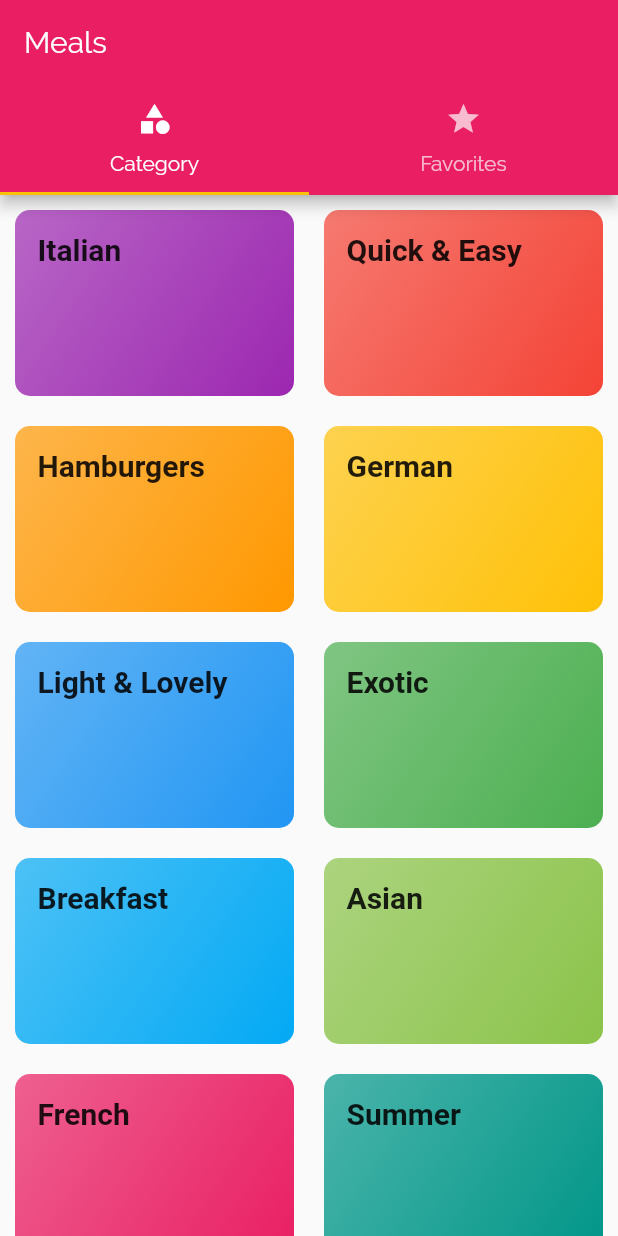
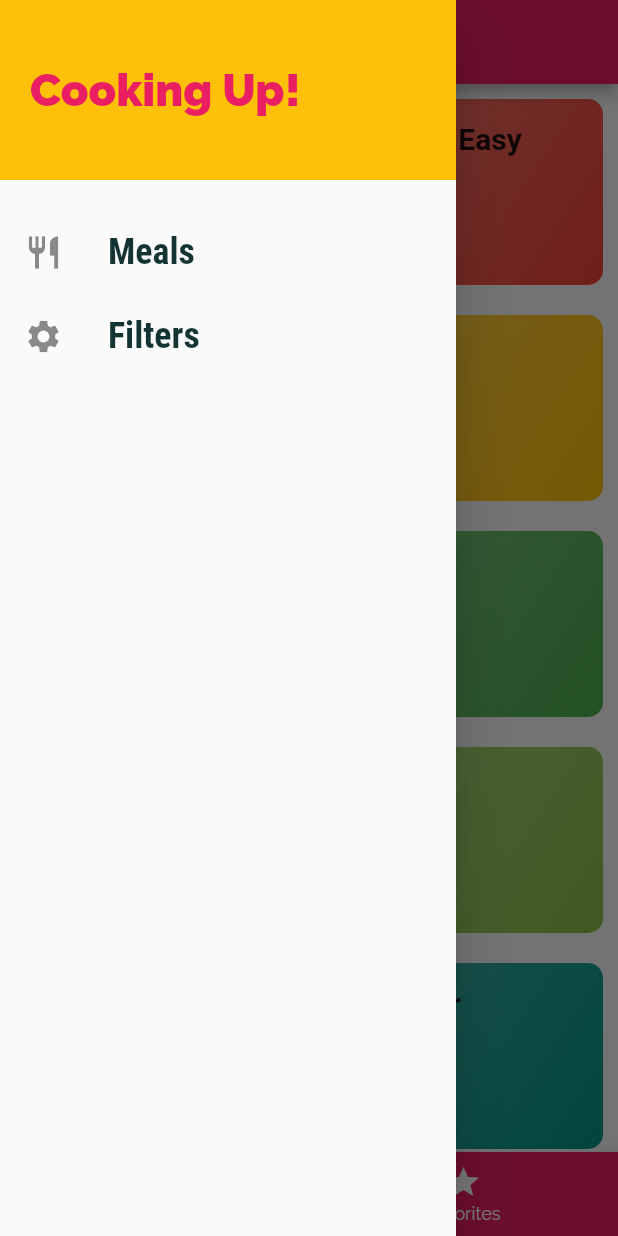
Before and after one commit to BishalN/MealsApp, a Flutter app: the screen it shows after launch, with the side drawer open (before the commit the screen has no drawer), on a phone screen of 412 x 824 dp. Run offline on Flutter 3.47's test engine with Material 2 defaults, Android fonts, the phone set to English and light mode, and no system bars; Roboto replaces fonts that are missing (RobotoCondenesed).

Commit message:
Navigation last phase

```diff
--- a/lib/main.dart
+++ b/lib/main.dart
@@ -1,5 +1,8 @@
 import 'package:flutter/material.dart';
 
+import './dummy_data.dart';
+import './models/meals.dart';
+import 'screens/filter_screen.dart';
 import 'screens/tabs_screen.dart';
 import 'screens/category_meals_screen.dart';
 import 'screens/meal_detail_screen.dart';
@@ -8,7 +11,43 @@ void main() {
   runApp(MyApp());
 }
 
-class MyApp extends StatelessWidget {
+class MyApp extends StatefulWidget {
+  @override
+  _MyAppState createState() => _MyAppState();
+}
+
+class _MyAppState extends State<MyApp> {
+  Map<String, bool> _filters = {
+    'gluten': false,
+    'vegan': false,
+    'lactose': false,
+    'vegetarian': false
+  };
+
+  List<Meal> availableMeals = DUMMY_MEALS;
+
+  void _setFilters(Map<String, bool> filterData) {
+    setState(() {
+      _filters = filterData;
+      List<Meal> mymeal = availableMeals.where((meal) {
+        if (_filters['gluten'] && !meal.isGlutenFree) {
+          return false;
+        }
+        if (_filters['vegan'] && !meal.isVegan) {
+          return false;
+        }
+        if (_filters['vegetarian'] && !meal.isVegetarian) {
+          return false;
+        }
+        if (_filters['lactose'] && !meal.isLactoseFree) {
+          return false;
+        }
+        return true;
+      }).toList();
+      print(mymeal.last);
+    });
+  }
+
   @override
   Widget build(BuildContext context) {
     return MaterialApp(
@@ -25,10 +64,13 @@ class MyApp extends StatelessWidget {
                   fontFamily: 'RobotoCondenesed',
                   fontSize: 20,
                   fontWeight: FontWeight.bold))),
-      home: TabsScreen(),
+      // home: TabsScreen(), THIS IS DONE  BY /
       routes: {
-        CategoryMealsScreen.routeName: (ctx) => CategoryMealsScreen(),
+        '/': (ctx) => TabsScreen(),
+        CategoryMealsScreen.routeName: (ctx) =>
+            CategoryMealsScreen(availableMeals),
         MealDetailScreen.routeName: (ctx) => MealDetailScreen(),
+        FilterScreen.routName: (ctx) => FilterScreen(_filters, _setFilters),
       },
       // onGenerateRoute: (settings) {
       //   print(settings.arguments);
--- a/lib/screens/favorite_screen.dart
+++ b/lib/screens/favorite_screen.dart
@@ -4,7 +4,7 @@ class FavoriteScreen extends StatelessWidget {
   @override
   Widget build(BuildContext context) {
     return Center(
-      child: Text('This is the Fav Screen '),
+      child: Text('You\'ve don\'t  have any favourite start adding some!'),
     );
   }
 }
--- a/lib/screens/tabs_screen.dart
+++ b/lib/screens/tabs_screen.dart
@@ -1,5 +1,6 @@
 import 'package:flutter/material.dart';
 
+import '../widgets/main_drawer.dart';
 import './categories_screen.dart';
 import './favorite_screen.dart';
 
@@ -9,30 +10,37 @@ class TabsScreen extends StatefulWidget {
 }
 
 class _TabsScreenState extends State<TabsScreen> {
+  final List<Map<String, Object>> _pages = [
+    {'page': CategoriesScreen(), 'title': 'Categories'},
+    {'page': FavoriteScreen(), 'title': 'Your Favorites'},
+  ];
+
+  int _selectedPageIndex = 0;
+  void _selectPage(int index) {
+    setState(() {
+      _selectedPageIndex = index;
+    });
+  }
+
   @override
   Widget build(BuildContext context) {
-    return DefaultTabController(
-      length: 2,
-      child: Scaffold(
+    return Scaffold(
         appBar: AppBar(
-          title: Text('Meals'),
-          bottom: TabBar(
-            tabs: [
-              Tab(
-                icon: Icon(Icons.category),
-                text: 'Category',
-              ),
-              Tab(
-                icon: Icon(Icons.star),
-                text: 'Favorites',
-              )
-            ],
-          ),
+          title: Text(_pages[_selectedPageIndex]['title']),
         ),
-        body: TabBarView(
-          children: [CategoriesScreen(), FavoriteScreen()],
-        ),
-      ),
-    );
+        drawer: MainDrawer(),
+        body: _pages[_selectedPageIndex]['page'],
+        bottomNavigationBar: BottomNavigationBar(
+          onTap: _selectPage,
+          backgroundColor: Theme.of(context).primaryColor,
+          unselectedItemColor: Colors.white,
+          selectedItemColor: Theme.of(context).accentColor,
+          currentIndex: _selectedPageIndex,
+          items: [
+            BottomNavigationBarItem(
+                icon: Icon(Icons.category), label: 'Categories'),
+            BottomNavigationBarItem(icon: Icon(Icons.star), label: 'Favorites')
+          ],
+        ));
   }
 }
--- /dev/null
+++ b/lib/widgets/main_drawer.dart
@@ -0,0 +1,53 @@
+import 'package:flutter/material.dart';
+
+import '../screens/filter_screen.dart';
+
+class MainDrawer extends StatelessWidget {
+  Widget _buildListTile(String title, IconData icon, Function tapHandler) {
+    return ListTile(
+      leading: Icon(
+        icon,
+        size: 26,
+      ),
+      title: Text(
+        title,
+        style: TextStyle(
+            fontFamily: 'RobotoCondensed',
+            fontSize: 24,
+            fontWeight: FontWeight.bold),
+      ),
+      onTap: tapHandler,
+    );
+  }
+
+  @override
+  Widget build(BuildContext context) {
+    return Drawer(
+      child: Column(
+        children: [
+          Container(
+            height: 120,
+            width: double.infinity,
+            color: Theme.of(context).accentColor,
+            padding: EdgeInsets.all(20),
+            alignment: Alignment.centerLeft,
+            child: Text(
+              'Cooking Up!',
+              style: TextStyle(
+                  fontWeight: FontWeight.w900,
+                  fontSize: 30,
+                  color: Theme.of(context).primaryColor),
+            ),
+          ),
+          SizedBox(height: 20),
+          _buildListTile('Meals', Icons.restaurant, () {
+            Navigator.of(context).pushReplacementNamed('/');
+          }),
+          _buildListTile('Filters', Icons.settings, () {
+            Navigator.of(context).pushReplacementNamed(FilterScreen.routName);
+          }),
+        ],
+      ),
+    );
+  }
+}
```
Also changed, not shown: lib/screens/category_meals_screen.dart (+44 -16 lines), lib/screens/filter_screen.dart (added, +103 -0 lines), lib/screens/meal_detail_screen.dart (+8 -1 lines), lib/widgets/meal_item.dart (+10 -2 lines).
